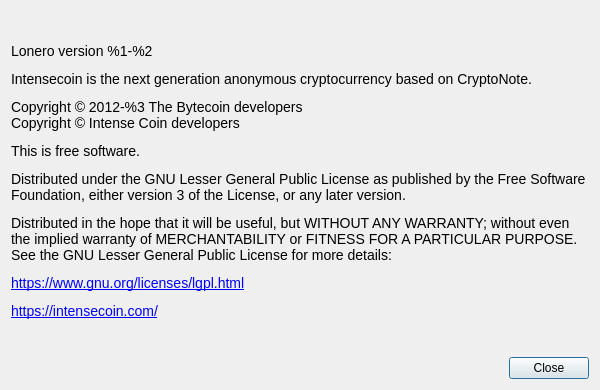
First picture: the form in src/Gui/Common/AboutDialog.ui, repository Lonero-Team/Lonero-Wallet-2.0, before the edit.
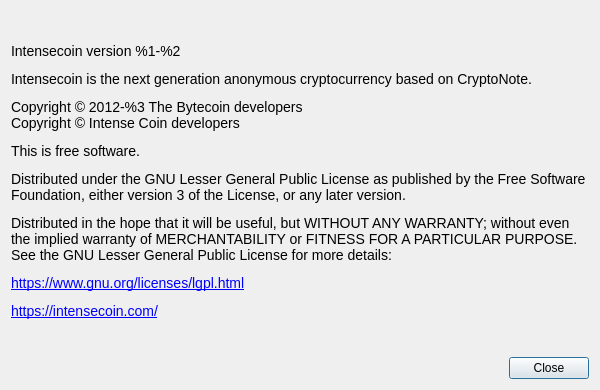
Second picture: the form after the edit. Custom widgets are drawn as their Qt base class.

What changed in the file:
```diff
--- a/src/Gui/Common/AboutDialog.ui
+++ b/src/Gui/Common/AboutDialog.ui
@@ -41,7 +41,7 @@
       </sizepolicy>
      </property>
      <property name="text">
-      <string>&lt;html&gt;&lt;head/&gt;&lt;body&gt;&lt;p&gt;&lt;span style=&quot; font-family:'Open Sans'; font-size:14px;&quot;&gt;Lonero version %1-%2&lt;/span&gt;&lt;/p&gt;&lt;p&gt;&lt;span style=&quot; font-family:'Open Sans'; font-size:14px;&quot;&gt;Intensecoin is the next generation anonymous cryptocurrency based on CryptoNote.&lt;/span&gt;&lt;/p&gt;&lt;p&gt;&lt;span style=&quot; font-family:'Open Sans'; font-size:14px;&quot;&gt;Copyright © 2012-%3 The Bytecoin developers&lt;br&gt;Copyright © Intense Coin developers&lt;/span&gt;&lt;/p&gt;&lt;p&gt;&lt;span style=&quot; font-family:'Open Sans'; font-size:14px;&quot;&gt;This is free software.&lt;/span&gt;&lt;/p&gt;&lt;p&gt;&lt;span style=&quot; font-family:'Open Sans'; font-size:14px;&quot;&gt;Distributed under the GNU Lesser General Public License as published by the Free Software Foundation, either version 3 of the License, or any later version.&lt;/span&gt;&lt;/p&gt;&lt;p&gt;&lt;span style=&quot; font-family:'Open Sans'; font-size:14px;&quot;&gt;Distributed in the hope that it will be useful, but WITHOUT ANY WARRANTY; without even the implied warranty of MERCHANTABILITY or FITNESS FOR A PARTICULAR PURPOSE. See the GNU Lesser General Public License for more details:&lt;/span&gt;&lt;/p&gt;&lt;p&gt;&lt;a href=&quot;https://www.gnu.org/licenses/lgpl.html&quot;&gt;&lt;span style=&quot; font-family:'Open Sans'; font-size:14px; text-decoration: underline; color:#0000ff;&quot;&gt;https://www.gnu.org/licenses/lgpl.html&lt;/span&gt;&lt;/a&gt;&lt;/p&gt;&lt;p&gt;&lt;a href=&quot;https://intensecoin.com/&quot;&gt;&lt;span style=&quot; font-family:'Open Sans'; font-size:14px; text-decoration: underline; color:#0000ff;&quot;&gt;https://intensecoin.com/&lt;/span&gt;&lt;/a&gt;&lt;/p&gt;&lt;/body&gt;&lt;/html&gt;</string>
+      <string>&lt;html&gt;&lt;head/&gt;&lt;body&gt;&lt;p&gt;&lt;span style=&quot; font-family:'Open Sans'; font-size:14px;&quot;&gt;Intensecoin version %1-%2&lt;/span&gt;&lt;/p&gt;&lt;p&gt;&lt;span style=&quot; font-family:'Open Sans'; font-size:14px;&quot;&gt;Intensecoin is the next generation anonymous cryptocurrency based on CryptoNote.&lt;/span&gt;&lt;/p&gt;&lt;p&gt;&lt;span style=&quot; font-family:'Open Sans'; font-size:14px;&quot;&gt;Copyright © 2012-%3 The Bytecoin developers&lt;br&gt;Copyright © Intense Coin developers&lt;/span&gt;&lt;/p&gt;&lt;p&gt;&lt;span style=&quot; font-family:'Open Sans'; font-size:14px;&quot;&gt;This is free software.&lt;/span&gt;&lt;/p&gt;&lt;p&gt;&lt;span style=&quot; font-family:'Open Sans'; font-size:14px;&quot;&gt;Distributed under the GNU Lesser General Public License as published by the Free Software Foundation, either version 3 of the License, or any later version.&lt;/span&gt;&lt;/p&gt;&lt;p&gt;&lt;span style=&quot; font-family:'Open Sans'; font-size:14px;&quot;&gt;Distributed in the hope that it will be useful, but WITHOUT ANY WARRANTY; without even the implied warranty of MERCHANTABILITY or FITNESS FOR A PARTICULAR PURPOSE. See the GNU Lesser General Public License for more details:&lt;/span&gt;&lt;/p&gt;&lt;p&gt;&lt;a href=&quot;https://www.gnu.org/licenses/lgpl.html&quot;&gt;&lt;span style=&quot; font-family:'Open Sans'; font-size:14px; text-decoration: underline; color:#0000ff;&quot;&gt;https://www.gnu.org/licenses/lgpl.html&lt;/span&gt;&lt;/a&gt;&lt;/p&gt;&lt;p&gt;&lt;a href=&quot;https://intensecoin.com/&quot;&gt;&lt;span style=&quot; font-family:'Open Sans'; font-size:14px; text-decoration: underline; color:#0000ff;&quot;&gt;https://intensecoin.com/&lt;/span&gt;&lt;/a&gt;&lt;/p&gt;&lt;/body&gt;&lt;/html&gt;</string>
      </property>
      <property name="textFormat">
       <enum>Qt::RichText</enum>
```
